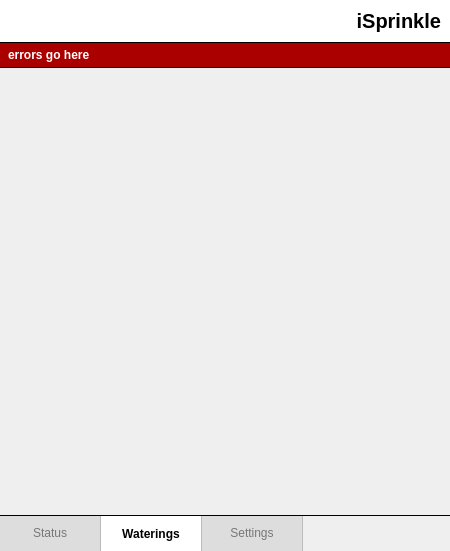
Qt form isprinkle-pyqt-gui/ui/mainwidget.ui (djsmith42/isprinkle) before a commit.
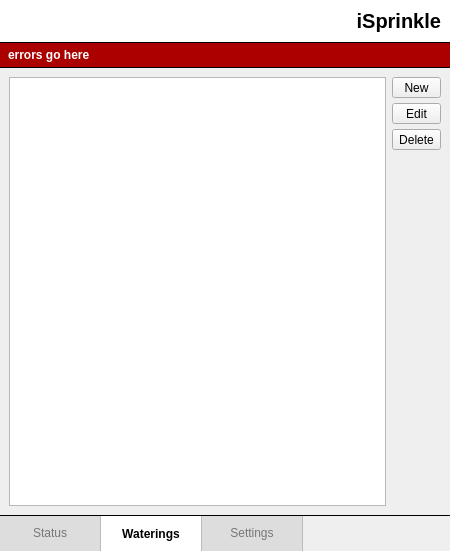
The same form after that commit. The open tabs and pages were chosen to show the change. Icons and pictures are not drawn.

Commit message: Showing waterings in the GUI now

Diff of the .ui file:
```diff
--- a/isprinkle-pyqt-gui/ui/mainwidget.ui
+++ b/isprinkle-pyqt-gui/ui/mainwidget.ui
@@ -303,6 +303,75 @@
              <attribute name="title">
               <string>Waterings</string>
              </attribute>
+             <layout class="QHBoxLayout" name="horizontalLayout">
+              <item>
+               <widget class="QListWidget" name="wateringListWidget"/>
+              </item>
+              <item>
+               <widget class="QFrame" name="frame">
+                <layout class="QVBoxLayout" name="verticalLayout_6">
+                 <property name="spacing">
+                  <number>5</number>
+                 </property>
+                 <property name="margin">
+                  <number>0</number>
+                 </property>
+                 <item>
+                  <widget class="QToolButton" name="newWateringButton">
+                   <property name="sizePolicy">
+                    <sizepolicy hsizetype="Preferred" vsizetype="Fixed">
+                     <horstretch>0</horstretch>
+                     <verstretch>0</verstretch>
+                    </sizepolicy>
+                   </property>
+                   <property name="text">
+                    <string>New</string>
+                   </property>
+                  </widget>
+                 </item>
+                 <item>
+                  <widget class="QToolButton" name="editWateringButton">
+                   <property name="sizePolicy">
+                    <sizepolicy hsizetype="Preferred" vsizetype="Fixed">
+                     <horstretch>0</horstretch>
+                     <verstretch>0</verstretch>
+                    </sizepolicy>
+                   </property>
+                   <property name="text">
+                    <string>Edit</string>
+                   </property>
+                  </widget>
+                 </item>
+                 <item>
+                  <widget class="QToolButton" name="deleteWateringButton">
+                   <property name="sizePolicy">
+                    <sizepolicy hsizetype="Preferred" vsizetype="Fixed">
+                     <horstretch>0</horstretch>
+                     <verstretch>0</verstretch>
+                    </sizepolicy>
+                   </property>
+                   <property name="text">
+                    <string>Delete</string>
+                   </property>
+                  </widget>
+                 </item>
+                 <item>
+                  <spacer name="verticalSpacer_3">
+                   <property name="orientation">
+                    <enum>Qt::Vertical</enum>
+                   </property>
+                   <property name="sizeHint" stdset="0">
+                    <size>
+                     <width>20</width>
+                     <height>330</height>
+                    </size>
+                   </property>
+                  </spacer>
+                 </item>
+                </layout>
+               </widget>
+              </item>
+             </layout>
             </widget>
             <widget class="QWidget" name="settingsTab">
              <attribute name="title">
```
Left out of the diff: 22 changed lines with no effect on the pictures. The commit also changes 1 other file.
